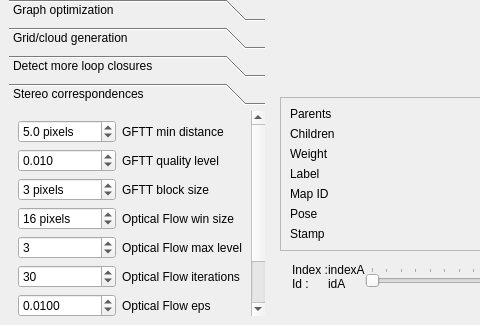
Above: guilib/src/ui/DatabaseViewer.ui from introlab/rtabmap before the change; both pictures show x 0 to 480 and y 479 to 804 of the 1285 by 804 pixel window. Below: the same form after it.
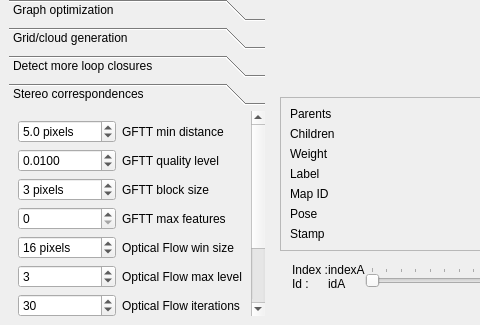
That is the form after the change. The open tabs and pages were chosen to show the change. Custom widgets are drawn as their Qt base class.

Commit message: Enabled Source menu on Idle. Fixed calibration file with only the name not found. DBViewer: added max stereo features parameter under Stereo tab.

```diff
--- a/guilib/src/ui/DatabaseViewer.ui
+++ b/guilib/src/ui/DatabaseViewer.ui
@@ -50,7 +50,7 @@
             <rect>
              <x>0</x>
              <y>0</y>
-             <width>181</width>
+             <width>196</width>
              <height>184</height>
             </rect>
            </property>
@@ -236,7 +236,7 @@
             <rect>
              <x>0</x>
              <y>0</y>
-             <width>181</width>
+             <width>195</width>
              <height>184</height>
             </rect>
            </property>
@@ -869,7 +869,7 @@
      <item>
       <widget class="QToolBox" name="toolBox">
        <property name="currentIndex">
-        <number>0</number>
+        <number>5</number>
        </property>
        <widget class="QWidget" name="page">
         <property name="geometry">
@@ -2061,9 +2061,9 @@
         <property name="geometry">
          <rect>
           <x>0</x>
-          <y>0</y>
+          <y>-57</y>
           <width>283</width>
-          <height>322</height>
+          <height>356</height>
          </rect>
         </property>
         <attribute name="label">
@@ -2086,10 +2086,10 @@
          <item row="1" column="0">
           <widget class="QDoubleSpinBox" name="doubleSpinBox_stereo_gfttQuality">
            <property name="decimals">
-            <number>3</number>
+            <number>4</number>
            </property>
            <property name="minimum">
-            <double>0.001000000000000</double>
+            <double>0.000100000000000</double>
            </property>
            <property name="maximum">
             <double>1.000000000000000</double>
@@ -2102,7 +2102,7 @@
            </property>
           </widget>
          </item>
-         <item row="6" column="1">
+         <item row="7" column="1">
           <widget class="QLabel" name="label_59">
            <property name="text">
             <string>Optical Flow eps</string>
@@ -2116,7 +2116,7 @@
            </property>
           </widget>
          </item>
-         <item row="3" column="0">
+         <item row="4" column="0">
           <widget class="QSpinBox" name="spinBox_stereo_flowWinSize">
            <property name="suffix">
             <string> pixels</string>
@@ -2129,14 +2129,14 @@
            </property>
           </widget>
          </item>
-         <item row="3" column="1">
+         <item row="4" column="1">
           <widget class="QLabel" name="label_56">
            <property name="text">
             <string>Optical Flow win size</string>
            </property>
           </widget>
          </item>
-         <item row="4" column="0">
+         <item row="5" column="0">
           <widget class="QSpinBox" name="spinBox_stereo_flowMaxLevel">
            <property name="minimum">
             <number>1</number>
@@ -2153,7 +2153,7 @@
            </property>
           </widget>
          </item>
-         <item row="6" column="0">
+         <item row="7" column="0">
           <widget class="QDoubleSpinBox" name="doubleSpinBox_stereo_flowEps">
            <property name="decimals">
             <number>4</number>
@@ -2169,14 +2169,14 @@
            </property>
           </widget>
          </item>
-         <item row="4" column="1">
+         <item row="5" column="1">
           <widget class="QLabel" name="label_57">
            <property name="text">
             <string>Optical Flow max level</string>
            </property>
           </widget>
          </item>
-         <item row="5" column="1">
+         <item row="6" column="1">
           <widget class="QLabel" name="label_58">
            <property name="text">
             <string>Optical Flow iterations</string>
@@ -2190,7 +2190,7 @@
            </property>
           </widget>
          </item>
-         <item row="5" column="0">
+         <item row="6" column="0">
           <widget class="QSpinBox" name="spinBox_stereo_flowIterations">
            <property name="minimum">
             <number>1</number>
@@ -2203,7 +2203,7 @@
            </property>
           </widget>
          </item>
-         <item row="7" column="0">
+         <item row="8" column="0">
           <widget class="QDoubleSpinBox" name="doubleSpinBox_stereo_maxSlope">
            <property name="decimals">
             <number>2</number>
@@ -2232,21 +2232,21 @@
            </property>
           </widget>
          </item>
-         <item row="8" column="1">
+         <item row="9" column="1">
           <widget class="QLabel" name="label_62">
            <property name="text">
             <string>Sub pixel</string>
            </property>
           </widget>
          </item>
-         <item row="7" column="1">
+         <item row="8" column="1">
           <widget class="QLabel" name="label_60">
            <property name="text">
             <string>Matches max slope</string>
            </property>
           </widget>
          </item>
-         <item row="9" column="1">
+         <item row="10" column="1">
           <spacer name="verticalSpacer_6">
            <property name="orientation">
             <enum>Qt::Vertical</enum>
@@ -2259,13 +2259,39 @@
            </property>
           </spacer>
          </item>
-         <item row="8" column="0">
+         <item row="9" column="0">
           <widget class="QCheckBox" name="checkBox_stereo_subpix">
            <property name="text">
             <string/>
            </property>
           </widget>
          </item>
+         <item row="3" column="1">
+          <widget class="QLabel" name="label_70">
+           <property name="text">
+            <string>GFTT max features</string>
+           </property>
+          </widget>
+         </item>
+         <item row="3" column="0">
+          <widget class="QSpinBox" name="spinBox_stereo_gfttMaxFeatures">
+           <property name="suffix">
+            <string/>
+           </property>
+           <property name="minimum">
+            <number>0</number>
+           </property>
+           <property name="maximum">
+            <number>99999</number>
+           </property>
+           <property name="singleStep">
+            <number>100</number>
+           </property>
+           <property name="value">
+            <number>0</number>
+           </property>
+          </widget>
+         </item>
         </layout>
        </widget>
       </widget>
```
The commit also changes 4 other files.
